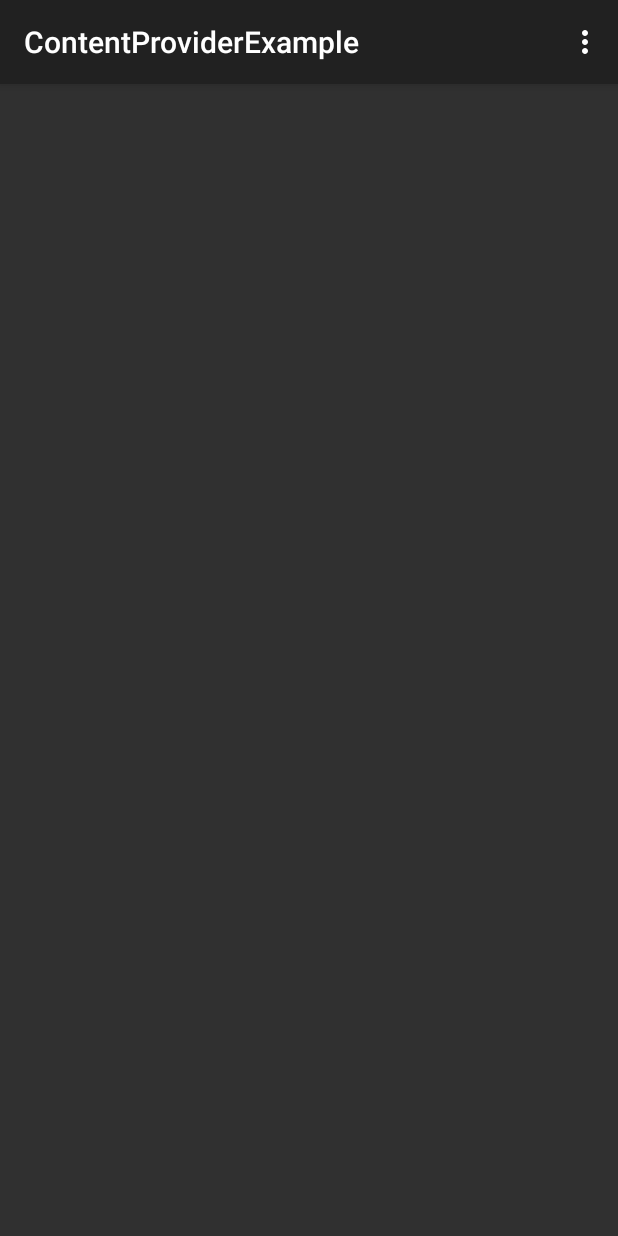
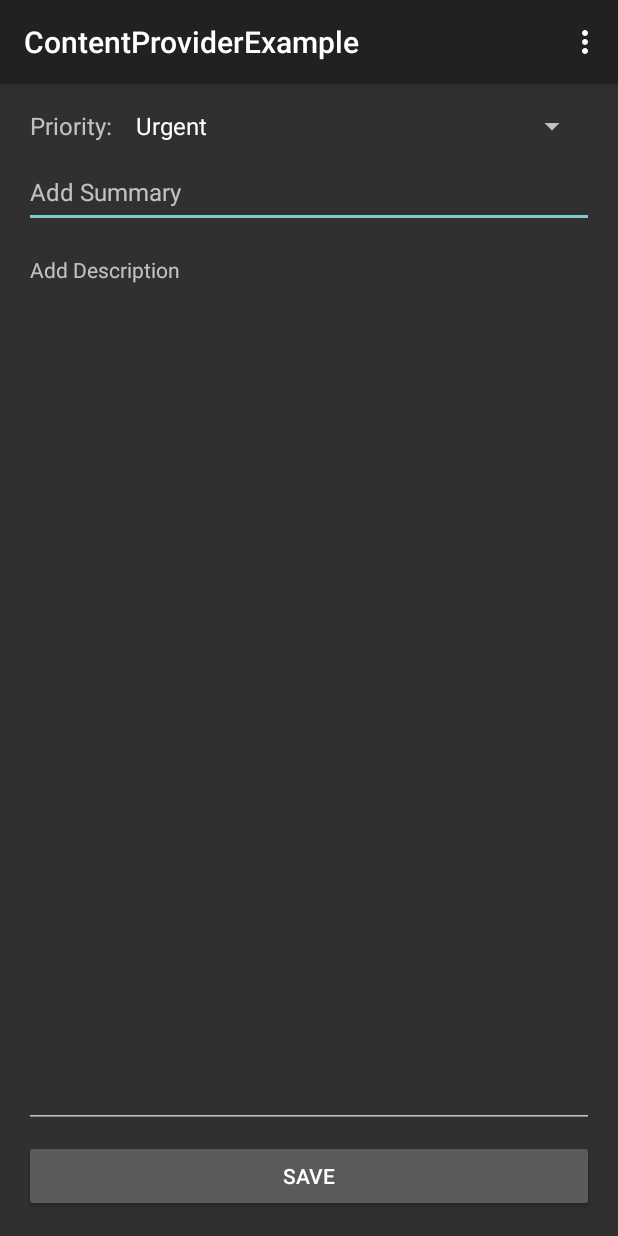
Before and after one commit to matoelorriaga/ContentProviderExample, an Android app: the TodoDetailActivity screen opened directly, with no data from a screen before it, on a phone screen of 412 x 824 dp. Run offline under Robolectric (Android 15) with nearby library versions, the phone set to English and light mode, and no system bars.

Commit message:
added layouts

```diff
--- a/app/src/main/AndroidManifest.xml
+++ b/app/src/main/AndroidManifest.xml
@@ -7,6 +7,7 @@
         android:icon="@drawable/ic_launcher"
         android:label="@string/app_name"
         android:theme="@style/AppTheme">
+
         <activity android:name=".TodosListActivity">
             <intent-filter>
                 <action android:name="android.intent.action.MAIN" />
@@ -14,6 +15,10 @@
             </intent-filter>
         </activity>
         <activity android:name=".TodoDetailActivity" />
+
+        <provider
+            android:authorities="com.melorriaga.contentproviderexample.contentprovider"
+            android:name=".contentprovider.TodoContentProvider" />
     </application>
 
 </manifest>
--- a/app/src/main/java/com/melorriaga/contentproviderexample/TodoDetailActivity.java
+++ b/app/src/main/java/com/melorriaga/contentproviderexample/TodoDetailActivity.java
@@ -17,7 +17,7 @@ public class TodoDetailActivity extends ActionBarActivity {
     public boolean onCreateOptionsMenu(Menu menu) {
         // Inflate the menu; this adds items to the action bar if it is present.
         getMenuInflater().inflate(R.menu.todo_detail_menu, menu);
-        return true;
+        return false;
     }
 
     @Override
--- a/app/src/main/java/com/melorriaga/contentproviderexample/TodosListActivity.java
+++ b/app/src/main/java/com/melorriaga/contentproviderexample/TodosListActivity.java
@@ -17,7 +17,7 @@ public class TodosListActivity extends ActionBarActivity {
     public boolean onCreateOptionsMenu(Menu menu) {
         // Inflate the menu; this adds items to the action bar if it is present.
         getMenuInflater().inflate(R.menu.todos_list_menu, menu);
-        return true;
+        return false;
     }
 
     @Override
--- a/app/src/main/java/com/melorriaga/contentproviderexample/contentprovider/TodoContentProvider.java
+++ b/app/src/main/java/com/melorriaga/contentproviderexample/contentprovider/TodoContentProvider.java
@@ -140,6 +140,7 @@ public class TodoContentProvider extends ContentProvider {
 
         getContext().getContentResolver().notifyChange(uri, null);
 
+        // return the number of deleted rows
         return rowsDeleted;
     }
 
@@ -176,6 +177,7 @@ public class TodoContentProvider extends ContentProvider {
 
         getContext().getContentResolver().notifyChange(uri, null);
 
+        // return the number of updated rows
         return rowsUpdated;
     }
 
--- a/app/src/main/res/layout/todo_detail_activity.xml
+++ b/app/src/main/res/layout/todo_detail_activity.xml
@@ -1,5 +1,6 @@
-<RelativeLayout xmlns:android="http://schemas.android.com/apk/res/android"
+<LinearLayout xmlns:android="http://schemas.android.com/apk/res/android"
     xmlns:tools="http://schemas.android.com/tools"
+    android:orientation="vertical"
     android:layout_width="match_parent"
     android:layout_height="match_parent"
     android:paddingLeft="@dimen/activity_horizontal_margin"
@@ -8,4 +9,60 @@
     android:paddingBottom="@dimen/activity_vertical_margin"
     tools:context=".TodoDetailActivity">
 
-</RelativeLayout>
+    <LinearLayout
+        android:orientation="horizontal"
+        android:layout_width="match_parent"
+        android:layout_height="wrap_content">
+
+        <TextView
+            android:text="@string/select_priority"
+            android:textSize="16sp"
+            android:layout_marginLeft="4dp"
+            android:layout_marginRight="4dp"
+            android:gravity="center_vertical"
+            android:layout_width="wrap_content"
+            android:layout_height="match_parent" />
+
+        <Spinner
+            android:id="@+id/todo_category"
+            android:layout_marginLeft="4dp"
+            android:layout_marginRight="4dp"
+            android:layout_width="match_parent"
+            android:layout_height="wrap_content"
+            android:entries="@array/priorities" />
+
+    </LinearLayout>
+
+    <EditText
+        android:id="@+id/todo_summary"
+        android:layout_marginTop="8dp"
+        android:layout_width="match_parent"
+        android:layout_height="wrap_content"
+        android:gravity="center_vertical"
+        android:hint="@string/todo_hint_summary"
+        android:textAppearance="?android:attr/textAppearanceListItem"
+        android:minHeight="?android:attr/listPreferredItemHeightSmall"
+        android:imeOptions="actionNext"
+        android:lines="1"
+        tools:ignore="NewApi" />
+
+    <EditText
+        android:id="@+id/todo_description"
+        android:layout_marginTop="8dp"
+        android:layout_width="match_parent"
+        android:layout_height="0dp"
+        android:layout_weight="1"
+        android:gravity="top"
+        android:hint="@string/todo_hint_description"
+        android:textAppearance="?android:attr/textAppearance"
+        android:imeOptions="actionNext"
+        tools:ignore="NewApi" />
+
+    <Button
+        android:id="@+id/todo_save_or_update_button"
+        android:layout_marginTop="8dp"
+        android:layout_width="match_parent"
+        android:layout_height="wrap_content"
+        android:text="@string/todo_save_button" />
+
+</LinearLayout>
--- a/app/src/main/res/values/strings.xml
+++ b/app/src/main/res/values/strings.xml
@@ -4,4 +4,17 @@
     <string name="app_name">ContentProviderExample</string>
     <string name="action_settings">Settings</string>
 
+    <string name="select_priority">Priority: </string>
+
+    <string-array name="priorities">
+        <item>Urgent</item>
+        <item>Reminder</item>
+    </string-array>
+
+    <string name="todo_hint_summary">Add Summary</string>
+    <string name="todo_hint_description">Add Description</string>
+
+    <string name="todo_save_button">Save</string>
+    <string name="todo_update_button">Update</string>
+
 </resources>
```
Also changed, not shown: app/src/main/res/layout/todo_list_item.xml (added, +22 -0 lines), app/src/main/res/layout/todos_list_activity.xml (+8 -2 lines).
